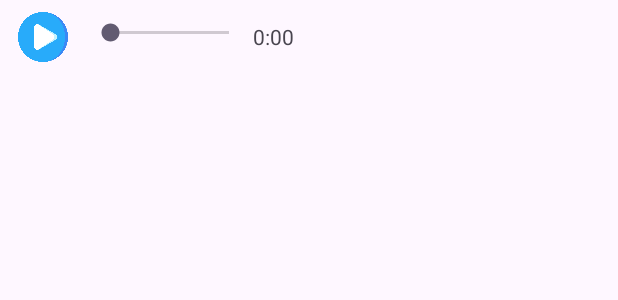
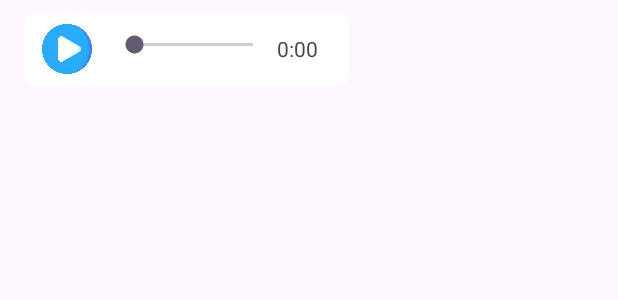
Before and after one commit to Echo-Guardian/AndroidApps, an Android app: the layout audio_messege.xml on its own in the app's theme, with its tools: preview values and no code run, on a phone screen of 412 x 824 dp. Shown: the top 300 px of the screen. Run offline under Robolectric (Android 15) with nearby library versions, the phone set to English and light mode, and no system bars.

Commit message:
Alterações + bug resolvido

```diff
--- a/app/src/main/java/com/example/teladecadastro/Message.java
+++ b/app/src/main/java/com/example/teladecadastro/Message.java
@@ -57,6 +57,6 @@ public class Message {
     }
 
     public boolean isAiMessage() {
-        return text != null && sender.equals("IA"); // Ajuste conforme a lógica do seu aplicativo
+        return text != null && sender.equals("IA");
     }
 }
--- a/app/src/main/java/com/example/teladecadastro/Quest_main.kt
+++ b/app/src/main/java/com/example/teladecadastro/Quest_main.kt
@@ -43,11 +43,9 @@ class Quest_main : AppCompatActivity() {
                 problem4.text.toString()
             )
 
-            // Verificar se pelo menos um problema foi preenchido
             val atLeastOneProblem = problems.any { it.isNotEmpty() }
 
             if (atLeastOneProblem) {
-                // Armazenar os problemas no Firebase Realtime Database
                 val userId = FirebaseAuth.getInstance().currentUser?.uid
                 userId?.let { uid ->
                     val userProblemsRef = database.child("users").child(uid).child("user_problems")
--- a/app/src/main/java/com/example/teladecadastro/Tela_Inicial.kt
+++ b/app/src/main/java/com/example/teladecadastro/Tela_Inicial.kt
@@ -57,7 +57,6 @@ class Tela_Inicial : AppCompatActivity() {
 
     override fun onResume() {
         super.onResume()
-        // Atualiza a saudação quando a atividade volta para o primeiro plano
         setGreeting(username)
     }
 
--- /dev/null
+++ b/app/src/main/res/drawable/audio_background.xml
@@ -0,0 +1,12 @@
+<shape xmlns:android="http://schemas.android.com/apk/res/android">
+    <solid android:color="@android:color/white"/>
+    <stroke
+        android:width="2dp"
+        android:color="@android:color/white"/>
+    <corners android:radius="8dp"/>
+    <padding
+        android:left="8dp"
+        android:top="8dp"
+        android:right="8dp"
+        android:bottom="8dp"/>
+</shape>
--- a/app/src/main/res/layout/audio_messege.xml
+++ b/app/src/main/res/layout/audio_messege.xml
@@ -4,7 +4,12 @@
     android:layout_height="wrap_content"
     android:orientation="horizontal"
     android:padding="8dp"
-    android:layout_gravity="start">
+    android:layout_gravity="start"
+    android:background="@drawable/audio_background"
+    android:layout_marginStart="16dp"
+    android:layout_marginEnd="16dp"
+    android:layout_marginTop="8dp"
+    android:layout_marginBottom="8dp">
 
     <ImageView
         android:id="@+id/playButton"
```
Also changed, not shown: app/src/main/java/com/example/teladecadastro/ChatComIAActivity.kt (+0 -10 lines).
